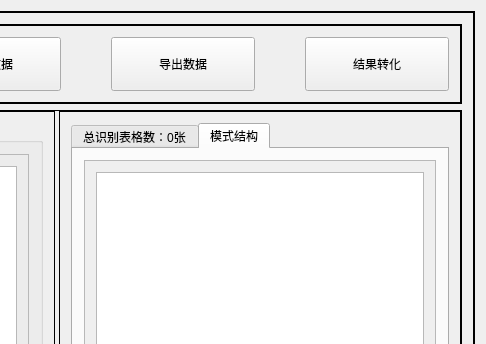
Evan-Y-Wen/CasitMark-SDK, file FormImageAnalyzer/formimageanalyzer.ui: the form before one commit; both pictures show x 702 to 1188 and y 0 to 344 of the 1188 by 834 pixel window.
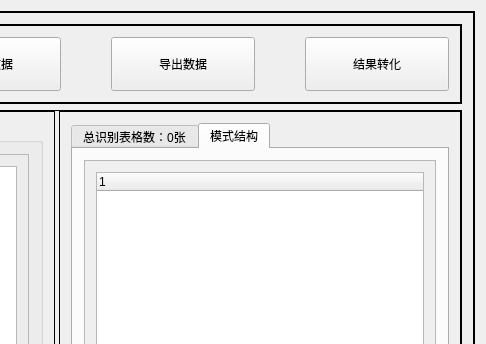
The form after the commit. The open tabs and pages were chosen to show the change. Custom widgets are drawn as their Qt base class.

The edit to the form file:
```diff
--- a/FormImageAnalyzer/formimageanalyzer.ui
+++ b/FormImageAnalyzer/formimageanalyzer.ui
@@ -409,7 +409,7 @@
                   </property>
                   <layout class="QGridLayout" name="gridLayout_7">
                    <item row="0" column="0">
-                    <widget class="QListView" name="listView"/>
+                    <widget class="QTreeWidget" name="treeWidget"/>
                    </item>
                   </layout>
                  </widget>
```
Left out of the diff: 2 changed lines with no effect on the pictures.
